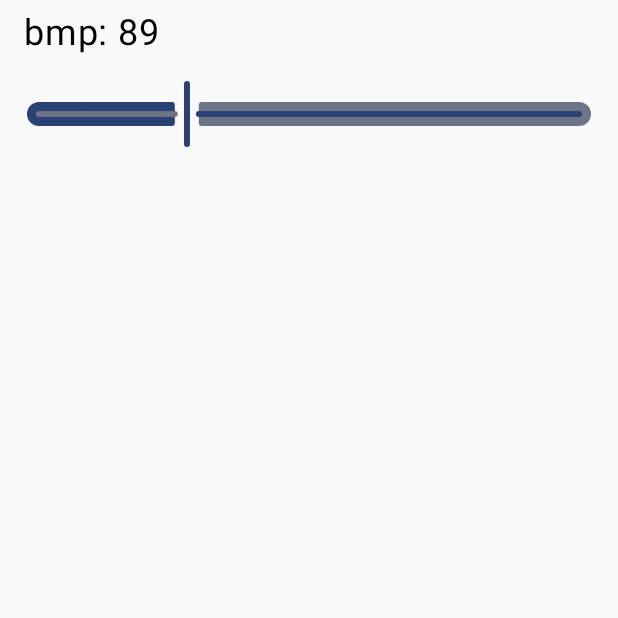
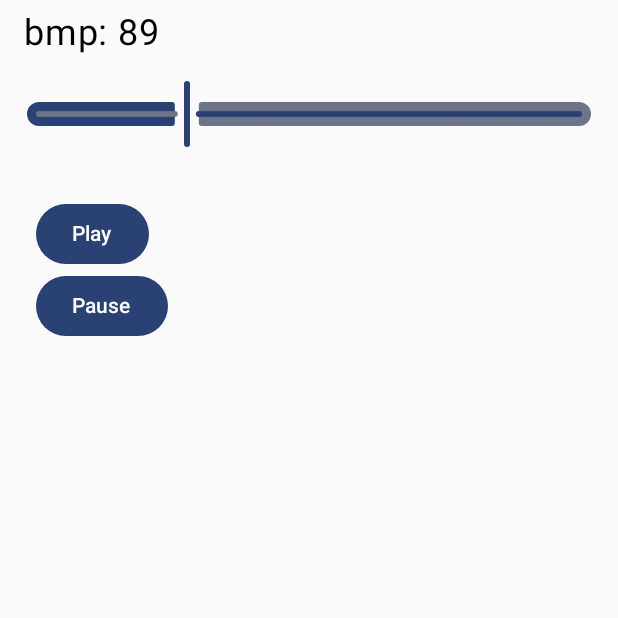
Before and after one commit to commanderpepper/Customnome, an Android app built with Jetpack Compose: the screen it shows after launch (MainActivity), on a phone screen of 412 x 824 dp, the top half of it. Run offline under Robolectric (Android 15) with nearby library versions, the phone set to English and light mode, and no system bars.

Commit message:
Added exoplayer to play sounds from the BPM chosen by the user

```diff
--- a/app/build.gradle.kts
+++ b/app/build.gradle.kts
@@ -50,6 +50,7 @@ dependencies {
     implementation(libs.androidx.ui.graphics)
     implementation(libs.androidx.ui.tooling.preview)
     implementation(libs.androidx.material3)
+    implementation(libs.androidx.media3.exoplayer)
 
     testImplementation(libs.junit)
 
--- a/app/src/main/java/commanderpepper/customnome/MainActivity.kt
+++ b/app/src/main/java/commanderpepper/customnome/MainActivity.kt
@@ -9,9 +9,9 @@ import commanderpepper.featuremetronome.MetronomeScreen
 class MainActivity : ComponentActivity() {
     override fun onCreate(savedInstanceState: Bundle?) {
         super.onCreate(savedInstanceState)
-        setContent {
+      setContent {
             CustomnomeTheme {
-                MetronomeScreen()
+                MetronomeScreen(audioFileId = R.raw.metronome_sound)
             }
         }
     }
--- a/feature-metronome/build.gradle.kts
+++ b/feature-metronome/build.gradle.kts
@@ -47,6 +47,8 @@ dependencies {
     implementation(libs.androidx.ui.graphics)
     implementation(libs.androidx.ui.tooling.preview)
     implementation(libs.androidx.material3)
+    implementation(libs.androidx.media3.exoplayer)
+    implementation(libs.androidx.media3.ui)
 
     testImplementation(libs.junit)
 
--- a/feature-metronome/src/main/java/commanderpepper/featuremetronome/MetronomeScreen.kt
+++ b/feature-metronome/src/main/java/commanderpepper/featuremetronome/MetronomeScreen.kt
@@ -1,30 +1,72 @@
 package commanderpepper.featuremetronome
 
+import android.content.ContentResolver
+import android.net.Uri
+import androidx.compose.foundation.layout.Arrangement
 import androidx.compose.foundation.layout.Column
 import androidx.compose.foundation.layout.fillMaxSize
 import androidx.compose.foundation.layout.fillMaxWidth
 import androidx.compose.foundation.layout.padding
+import androidx.compose.material3.Button
 import androidx.compose.material3.Slider
 import androidx.compose.material3.Text
 import androidx.compose.runtime.Composable
+import androidx.compose.runtime.DisposableEffect
+import androidx.compose.runtime.LaunchedEffect
 import androidx.compose.runtime.collectAsState
+import androidx.compose.ui.Alignment
 import androidx.compose.ui.Modifier
+import androidx.compose.ui.platform.LocalContext
 import androidx.compose.ui.tooling.preview.Preview
 import androidx.compose.ui.unit.dp
 import androidx.compose.ui.unit.sp
 import androidx.lifecycle.viewmodel.compose.viewModel
+import androidx.media3.exoplayer.ExoPlayer
+import kotlinx.coroutines.time.delay
+import java.time.Duration
 import kotlin.math.roundToInt
 
 @Composable
-fun MetronomeScreen(modifier: Modifier = Modifier.fillMaxSize(), viewModel: MetronomeViewModel = viewModel()){
+fun MetronomeScreen(
+    modifier: Modifier = Modifier.fillMaxSize(),
+    viewModel: MetronomeViewModel = viewModel(),
+    audioFileId: Int
+){
+
+    val context = LocalContext.current
     val uiState = viewModel.uiState.collectAsState()
-    MetronomeScreen(modifier = modifier, uiState = uiState.value.metronomeUIState) { slider ->
+    val playerState = viewModel.playerState.collectAsState()
+    val bmp = viewModel.bpm.collectAsState()
+
+    LaunchedEffect(Unit) {
+        val uri = Uri.Builder().scheme(ContentResolver.SCHEME_ANDROID_RESOURCE).path(audioFileId.toString()).build()
+        if(uri != null){
+            viewModel.initializePlayer(context, uri)
+        }
+    }
+
+    DisposableEffect(Unit) {
+        onDispose {
+            viewModel.savePlayerState()
+            viewModel.releasePlayer()
+        }
+    }
+
+    LaunchedEffect(Unit) {
+        while (true){
+            delay(Duration.ofMillis(bmp.value.toLong()))
+            playerState.value?.seekTo(0)
+            playerState.value?.play()
+        }
+    }
+
+    MetronomeScreen(modifier = modifier, uiState = uiState.value.metronomeUIState, player = playerState.value) { slider ->
         viewModel.updateBPM(slider)
     }
 }
 
 @Composable
-fun MetronomeScreen(modifier: Modifier = Modifier.fillMaxSize(), uiState: MetronomeUIState, onValueChange: (Float) -> Unit) {
+fun MetronomeScreen(modifier: Modifier = Modifier.fillMaxSize(), uiState: MetronomeUIState, player: ExoPlayer?, onValueChange: (Float) -> Unit) {
     Column(modifier = modifier) {
         Text(modifier = Modifier.padding(vertical = 8.dp, horizontal = 16.dp), text = uiState.beatsPerMinute, fontSize = 24.sp)
         Slider(modifier = Modifier
@@ -37,13 +79,32 @@ fun MetronomeScreen(modifier: Modifier = Modifier.fillMaxSize(), uiState: Metron
                 onValueChange(it.roundToInt().toFloat())
             }
         )
+        PlayerControls(player)
+    }
+}
+
+@Composable
+fun PlayerControls(player: ExoPlayer?) {
+    Column(
+        modifier = Modifier
+            .fillMaxWidth()
+            .padding(24.dp),
+        horizontalAlignment = Alignment.Start,
+        verticalArrangement = Arrangement.Center
+    ) {
+        Button(onClick = { player?.playWhenReady = true }) {
+            Text("Play")
+        }
+        Button(onClick = { player?.playWhenReady = false }) {
+            Text("Pause")
+        }
     }
 }
 
 @Preview
 @Composable
 fun MetronomeScreenPreview(){
-    MetronomeScreen(uiState = MetronomeUIState("100 bpm", 100f)) {  }
+    MetronomeScreen(uiState = MetronomeUIState("100 bpm", 100f), player = null) {  }
 }
 
 data class MetronomeUIState(val beatsPerMinute: String, val value: Float)
--- a/feature-metronome/src/main/java/commanderpepper/featuremetronome/MetronomeViewModel.kt
+++ b/feature-metronome/src/main/java/commanderpepper/featuremetronome/MetronomeViewModel.kt
@@ -1,16 +1,86 @@
 package commanderpepper.featuremetronome
 
+import android.content.Context
+import android.net.Uri
 import androidx.lifecycle.ViewModel
+import androidx.lifecycle.viewModelScope
+import androidx.media3.common.MediaItem
+import androidx.media3.common.PlaybackException
+import androidx.media3.common.Player
+import androidx.media3.exoplayer.ExoPlayer
 import kotlinx.coroutines.flow.MutableStateFlow
+import kotlinx.coroutines.flow.SharingStarted
+import kotlinx.coroutines.flow.StateFlow
 import kotlinx.coroutines.flow.asStateFlow
+import kotlinx.coroutines.flow.map
+import kotlinx.coroutines.flow.stateIn
+import kotlinx.coroutines.launch
 
 class MetronomeViewModel: ViewModel() {
     private val _uiState = MutableStateFlow(MetronomeScreenUIState(MetronomeUIState("bmp: 89", 89f)))
     val uiState = _uiState.asStateFlow()
 
+    private val _playerState = MutableStateFlow<ExoPlayer?>(null)
+    val playerState: StateFlow<ExoPlayer?> = _playerState
+
+    val bpm = _uiState.map { (60f / it.metronomeUIState.value) * 1000 }.stateIn(viewModelScope, SharingStarted.WhileSubscribed(5000L), 89 * 1000f)
+
+    private var currentPosition: Long = 0L
+
     fun updateBPM(bpm: Float){
         _uiState.value = MetronomeScreenUIState(MetronomeUIState(beatsPerMinute = "bpm: ${bpm.toInt()}", value = bpm))
     }
+
+    fun initializePlayer(context: Context, uri: Uri) {
+        if (_playerState.value == null) {
+            viewModelScope.launch {
+                val exoPlayer = ExoPlayer.Builder(context).build().also {
+                    val mediaItem = MediaItem.fromUri(uri)
+                    it.setMediaItem(mediaItem)
+                    it.prepare()
+                    it.playWhenReady = false
+                    it.seekTo(currentPosition)
+                    it.addListener(object : Player.Listener {
+                        override fun onPlayerError(error: PlaybackException) {
+                            handleError(error)
+                        }
+                    })
+                }
+                _playerState.value = exoPlayer
+            }
+        }
+    }
+
+    fun savePlayerState() {
+        _playerState.value?.let {
+            currentPosition = it.currentPosition
+        }
+    }
+
+    fun releasePlayer() {
+        _playerState.value?.release()
+        _playerState.value = null
+    }
+
+    private fun handleError(error: PlaybackException) {
+        when (error.errorCode) {
+            PlaybackException.ERROR_CODE_IO_FILE_NOT_FOUND -> {
+                // Handle file not found error
+                println("File not found")
+            }
+
+            PlaybackException.ERROR_CODE_DECODER_INIT_FAILED -> {
+                // Handle decoder initialization error
+                println("Decoder initialization error")
+            }
+
+            else -> {
+                // Handle other types of errors
+                println("Other error: ${error.message}")
+            }
+        }
+    }
+
 }
 
 data class MetronomeScreenUIState(val metronomeUIState: MetronomeUIState)
--- a/gradle/libs.versions.toml
+++ b/gradle/libs.versions.toml
@@ -8,6 +8,7 @@ espressoCore = "3.6.1"
 lifecycle = "2.8.7"
 activityCompose = "1.9.3"
 composeBom = "2024.12.01"
+media3Exoplayer = "1.5.1"
 
 [libraries]
 androidx-core-ktx = { group = "androidx.core", name = "core-ktx", version.ref = "coreKtx" }
@@ -26,6 +27,9 @@ androidx-ui-test-manifest = { group = "androidx.compose.ui", name = "ui-test-man
 androidx-ui-test-junit4 = { group = "androidx.compose.ui", name = "ui-test-junit4" }
 androidx-material3 = { group = "androidx.compose.material3", name = "material3" }
 
+androidx-media3-exoplayer = { group = "androidx.media3", name = "media3-exoplayer", version.ref = "media3Exoplayer" }
+androidx-media3-ui = { group = "androidx.media3", name = "media3-ui", version.ref = "media3Exoplayer" }
+
 [plugins]
 android-application = { id = "com.android.application", version.ref = "agp" }
 kotlin-android = { id = "org.jetbrains.kotlin.android", version.ref = "kotlin" }
```
Also changed, not shown: 2 other files.
